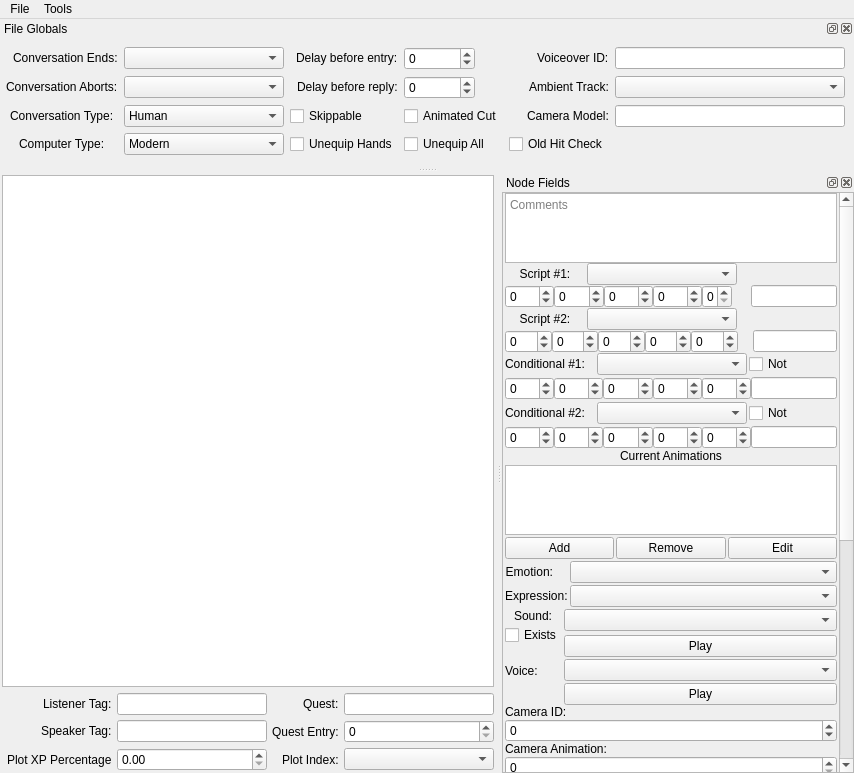
NickHugi/PyKotor, file Tools/HolocronToolset/src/ui/editors/dlg.ui: the form before one commit.
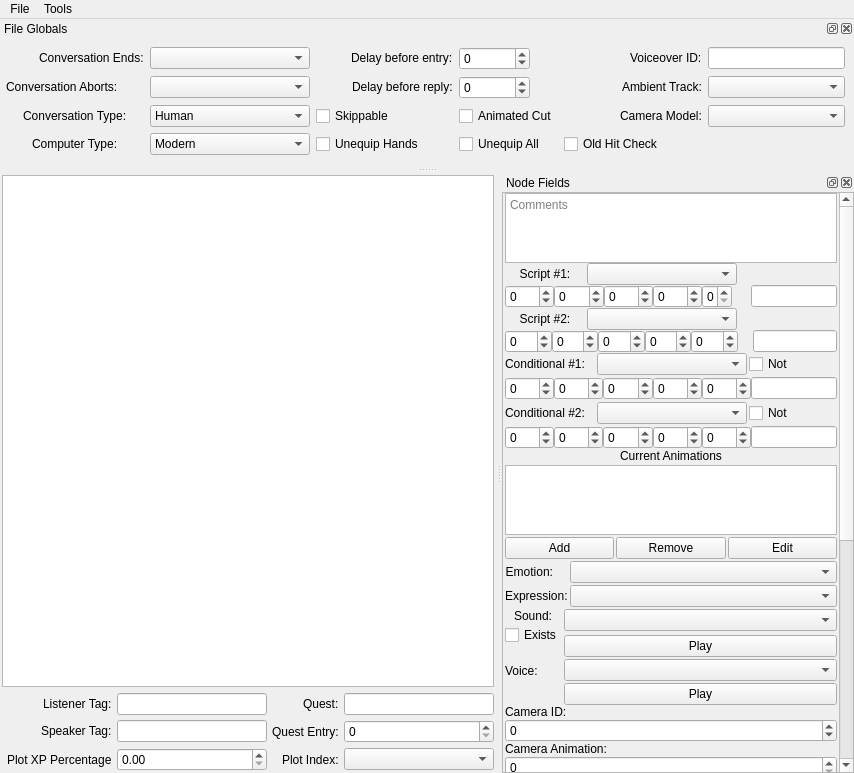
The form after the commit. Custom widgets are drawn as their Qt base class.

Commit message: change cameraModelEdit to `FilterComboBox`

Patch:
```diff
--- a/Tools/HolocronToolset/src/ui/editors/dlg.ui
+++ b/Tools/HolocronToolset/src/ui/editors/dlg.ui
@@ -1796,7 +1796,7 @@
       </widget>
      </item>
      <item row="2" column="5">
-      <widget class="QLineEdit" name="cameraModelEdit"/>
+      <widget class="FilterComboBox" name="cameraModelSelect"/>
      </item>
      <item row="3" column="4">
       <widget class="QCheckBox" name="oldHitCheckbox">
```
The commit also changes 5 other files.
